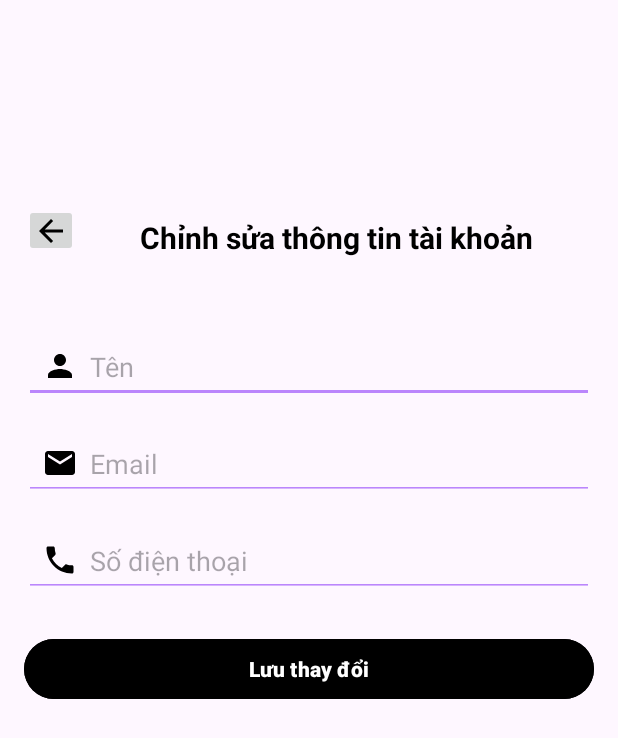
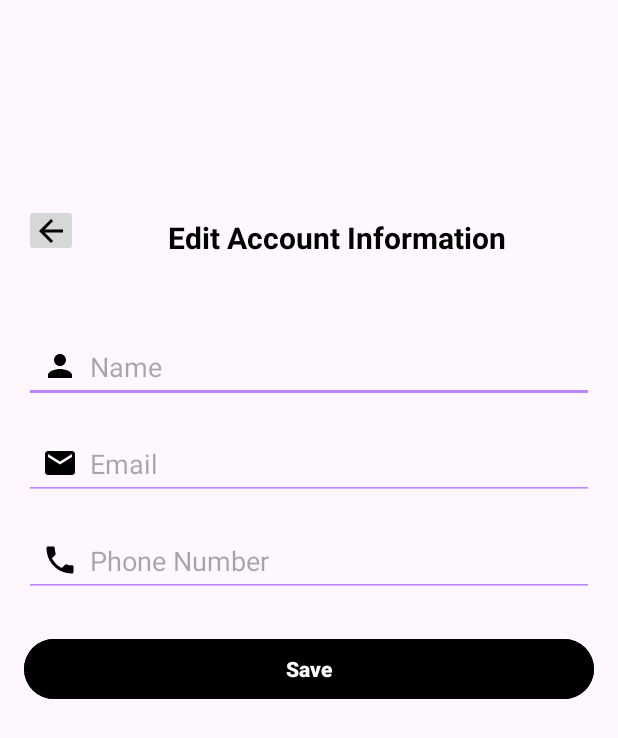
Before and after one commit to vunameaut/water_reminder, an Android app: the Edit_Acc screen opened directly, with no data from a screen before it, on a phone screen of 412 x 824 dp. Shown: the top 738 px of the screen. Run offline under Robolectric (Android 15) with nearby library versions, the phone set to English and light mode, and no system bars; our stand-ins replace CircleImageView, Firebase (no records; nobody signed in at launch, a user with empty details on screens opened directly).

Commit message:
sửa xml eng

```diff
--- a/app/src/main/res/layout/activity_edit_acc.xml
+++ b/app/src/main/res/layout/activity_edit_acc.xml
@@ -25,7 +25,7 @@
         android:layout_height="wrap_content"
         android:gravity="center"
         android:paddingBottom="24dp"
-        android:text="Chỉnh sửa thông tin tài khoản"
+        android:text="Edit Account Information"
         android:textColor="@color/black"
         android:textSize="20sp"
         android:textStyle="bold"
@@ -44,7 +44,7 @@
         android:backgroundTint="@color/primary_light"
         android:drawableLeft="@drawable/ic_person"
         android:drawablePadding="8dp"
-        android:hint="Tên"
+        android:hint="Name"
         android:inputType="textPersonName"
         android:padding="12dp"
         app:layout_constraintEnd_toEndOf="parent"
@@ -76,7 +76,7 @@
         android:backgroundTint="@color/primary_light"
         android:drawableLeft="@drawable/ic_phone"
         android:drawablePadding="8dp"
-        android:hint="Số điện thoại"
+        android:hint="Phone Number"
         android:inputType="phone"
         android:padding="12dp"
         app:layout_constraintEnd_toEndOf="parent"
@@ -90,7 +90,7 @@
         android:layout_height="wrap_content"
         android:layout_marginTop="24dp"
         android:backgroundTint="@color/black"
-        android:text="Lưu thay đổi"
+        android:text="Save"
         android:textColor="@android:color/white"
         android:textStyle="bold"
         app:layout_constraintEnd_toEndOf="parent"
--- a/app/src/main/res/layout/activity_forgot_password.xml
+++ b/app/src/main/res/layout/activity_forgot_password.xml
@@ -33,7 +33,7 @@
         android:layout_marginEnd="2dp"
         android:layout_marginRight="20dp"
         android:layout_marginBottom="556dp"
-        android:hint="Nhập email của bạn"
+        android:hint="Enter Your Email"
         android:inputType="textEmailAddress" />
 
     <Button
@@ -45,5 +45,5 @@
         android:layout_margin="20dp"
         android:layout_marginStart="18dp"
         android:layout_marginBottom="577dp"
-        android:text="Đặt lại mật khẩu" />
+        android:text="Reset Password" />
 </RelativeLayout>
--- a/app/src/main/res/layout/activity_login.xml
+++ b/app/src/main/res/layout/activity_login.xml
@@ -110,7 +110,7 @@
         android:layout_alignParentStart="true"
         android:layout_marginStart="30dp"
         android:layout_marginTop="12dp"
-        android:text="Nhớ đăng nhập" />
+        android:text="Remember me" />
 
     <TextView
         android:id="@+id/forgot_password"
--- a/app/src/main/res/layout/fragment_set_drinking_time.xml
+++ b/app/src/main/res/layout/fragment_set_drinking_time.xml
@@ -8,7 +8,7 @@
         android:id="@+id/textView"
         android:layout_width="wrap_content"
         android:layout_height="wrap_content"
-        android:text="Đặt giờ uống nước"
+        android:text="Set a time to drink water"
         android:textSize="24sp"
         android:textColor="#000"
         android:layout_centerHorizontal="true"
@@ -36,7 +36,7 @@
         android:id="@+id/alarmHistoryTitle"
         android:layout_width="wrap_content"
         android:layout_height="wrap_content"
-        android:text="Lịch sử đặt nhắc nhở"
+        android:text="History set reminders"
         android:textSize="20sp"
         android:layout_below="@id/setAlarmButton"
         android:layout_centerHorizontal="true"
```
Also changed, not shown: app/src/main/res/layout/activity_change_password.xml (+4 -4 lines), app/src/main/res/layout/activity_sound_notifications.xml (+4 -4 lines), app/src/main/res/layout/item_alarm.xml (+4 -4 lines).
